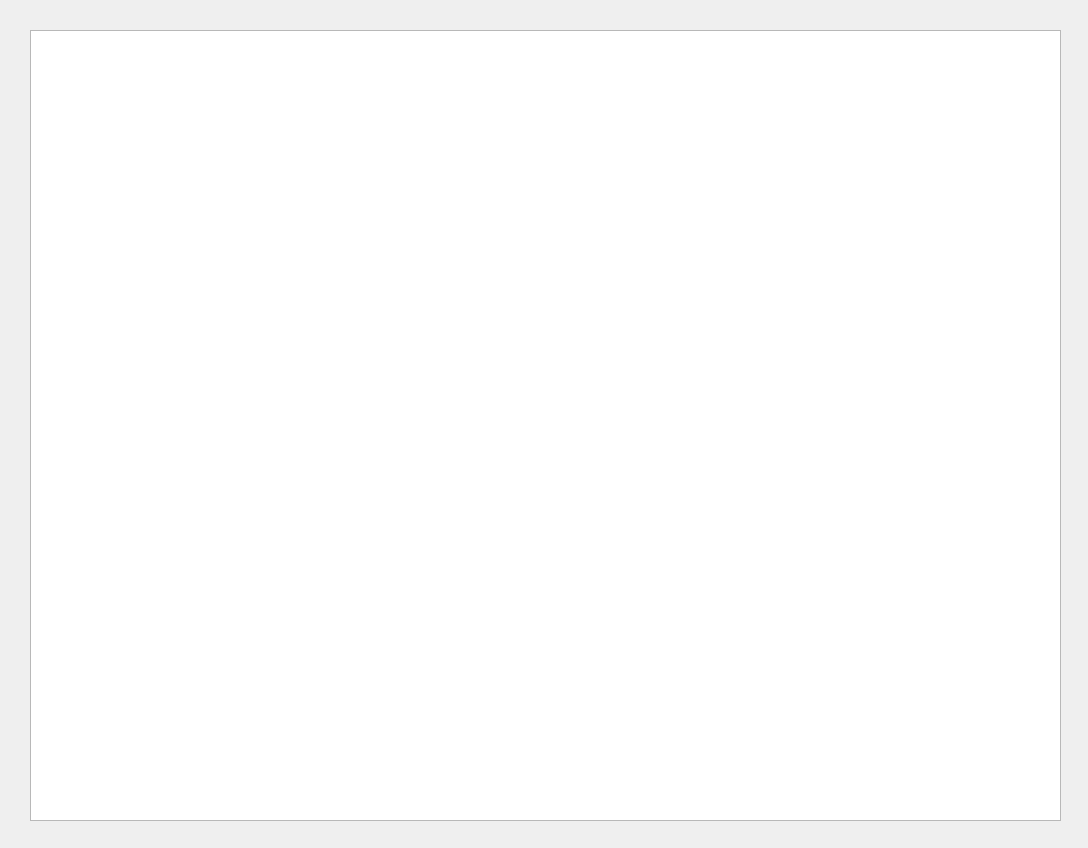
Old version of the form app/ui/read_monument_window.ui in the repository reisenbest/PPK_ARCHEOMAP.
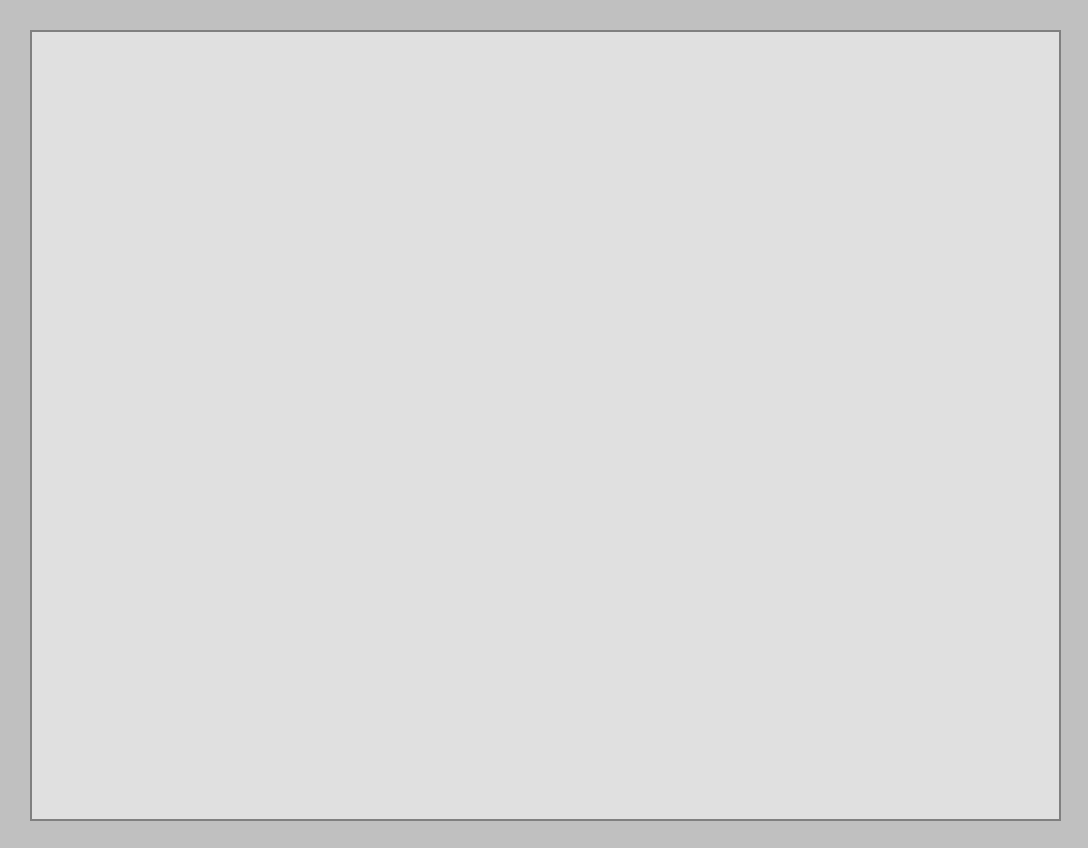
New version of the form.

Diff of the .ui file:
```diff
--- a/app/ui/read_monument_window.ui
+++ b/app/ui/read_monument_window.ui
@@ -13,6 +13,59 @@
   <property name="windowTitle">
    <string>Form</string>
   </property>
+  <property name="styleSheet">
+   <string notr="true">QWidget {
+    background: #c0c0c0;
+    font-family: Tahoma, Arial, sans-serif;
+    color: #000;
+    font-size: 13px;
+}
+
+QLabel {
+    font-weight: normal;
+    color: #000;
+    background: transparent;
+}
+
+QLineEdit, QTextEdit, QDoubleSpinBox {
+    background: #fff;
+    border: 2px solid #808080;
+    border-radius: 0px;
+    padding: 2px 4px;
+    font-size: 13px;
+    color: #000;
+}
+
+QPushButton {
+    background: #dfdfdf;
+    border: 2px outset #fff;
+    border-bottom: 2px solid #808080;
+    border-right: 2px solid #808080;
+    border-radius: 0px;
+    padding: 4px 16px;
+    font-size: 13px;
+    color: #000;
+    min-width: 80px;
+}
+
+QPushButton:pressed {
+    border: 2px inset #808080;
+    background: #bdbdbd;
+}
+
+QTextBrowser {
+    background: #e0e0e0;
+    border: 2px solid #808080;
+    color: #222;
+    font-size: 12px;
+}
+
+QLabel[styleSheet*=&quot;color: red&quot;] {
+    color: #b22222;
+    font-style: italic;
+    background: transparent;
+}</string>
+  </property>
   <widget class="QTextBrowser" name="MonumentContainer">
    <property name="geometry">
     <rect>
```
